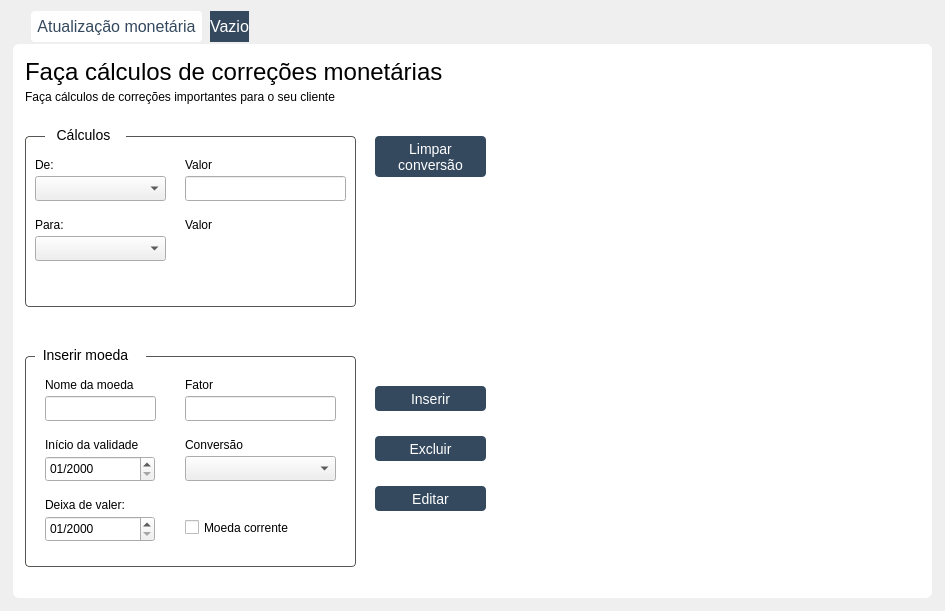
Old version of the form Telas/UI/ferramentasPage.ui in the repository newprev/PrevCliente.
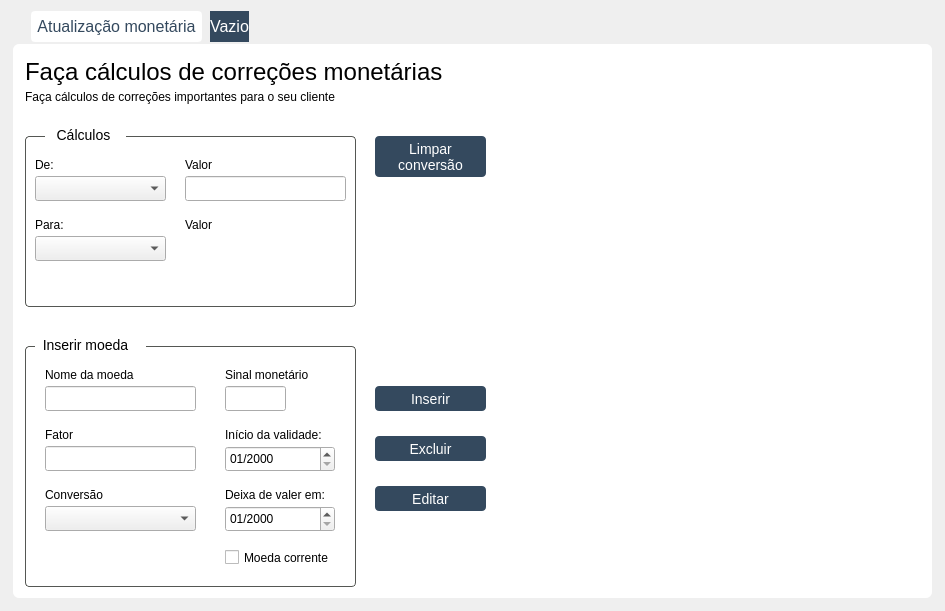
New version of the form.

The edit to the form file:
```diff
--- a/Telas/UI/ferramentasPage.ui
+++ b/Telas/UI/ferramentasPage.ui
@@ -368,9 +368,9 @@
        <property name="geometry">
         <rect>
          <x>10</x>
-         <y>310</y>
+         <y>300</y>
          <width>331</width>
-         <height>211</height>
+         <height>241</height>
         </rect>
        </property>
        <property name="styleSheet">
@@ -462,21 +462,21 @@
        <widget class="QLabel" name="lbInfoDataInicio">
         <property name="geometry">
          <rect>
-          <x>20</x>
+          <x>200</x>
           <y>80</y>
           <width>111</width>
           <height>17</height>
          </rect>
         </property>
         <property name="text">
-         <string>Início da validade</string>
+         <string>Início da validade:</string>
         </property>
        </widget>
        <widget class="QLabel" name="lbInfoFator">
         <property name="geometry">
          <rect>
-          <x>160</x>
-          <y>20</y>
+          <x>20</x>
+          <y>80</y>
           <width>64</width>
           <height>17</height>
          </rect>
@@ -488,8 +488,8 @@
        <widget class="QLineEdit" name="leFator">
         <property name="geometry">
          <rect>
-          <x>160</x>
-          <y>40</y>
+          <x>20</x>
+          <y>100</y>
           <width>151</width>
           <height>25</height>
          </rect>
@@ -498,8 +498,8 @@
        <widget class="QLabel" name="lbInfoConversao">
         <property name="geometry">
          <rect>
-          <x>160</x>
-          <y>80</y>
+          <x>20</x>
+          <y>140</y>
           <width>91</width>
           <height>17</height>
          </rect>
@@ -511,20 +511,20 @@
        <widget class="QLabel" name="lbInfoDataFim">
         <property name="geometry">
          <rect>
-          <x>20</x>
+          <x>200</x>
           <y>140</y>
           <width>111</width>
           <height>17</height>
          </rect>
         </property>
         <property name="text">
-         <string>Deixa de valer:</string>
+         <string>Deixa de valer em:</string>
         </property>
        </widget>
        <widget class="QDateEdit" name="dtDataInicio">
         <property name="geometry">
          <rect>
-          <x>20</x>
+          <x>200</x>
           <y>100</y>
           <width>110</width>
           <height>26</height>
@@ -537,7 +537,7 @@
        <widget class="QDateEdit" name="dtDataFim">
         <property name="geometry">
          <rect>
-          <x>20</x>
+          <x>200</x>
           <y>160</y>
           <width>110</width>
           <height>26</height>
@@ -565,7 +565,7 @@
          <rect>
           <x>20</x>
           <y>40</y>
-          <width>111</width>
+          <width>151</width>
           <height>25</height>
          </rect>
         </property>
@@ -576,8 +576,8 @@
        <widget class="QComboBox" name="cbxConversao">
         <property name="geometry">
          <rect>
-          <x>160</x>
-          <y>100</y>
+          <x>20</x>
+          <y>160</y>
           <width>151</width>
           <height>25</height>
          </rect>
@@ -586,8 +586,8 @@
        <widget class="QCheckBox" name="cbMoedaCorrente">
         <property name="geometry">
          <rect>
-          <x>160</x>
-          <y>160</y>
+          <x>200</x>
+          <y>200</y>
           <width>131</width>
           <height>23</height>
          </rect>
@@ -596,12 +596,38 @@
          <string>Moeda corrente</string>
         </property>
        </widget>
+       <widget class="QLineEdit" name="leSinal">
+        <property name="geometry">
+         <rect>
+          <x>200</x>
+          <y>40</y>
+          <width>61</width>
+          <height>25</height>
+         </rect>
+        </property>
+        <property name="text">
+         <string/>
+        </property>
+       </widget>
+       <widget class="QLabel" name="lbInfoSimbolo">
+        <property name="geometry">
+         <rect>
+          <x>200</x>
+          <y>20</y>
+          <width>131</width>
+          <height>17</height>
+         </rect>
+        </property>
+        <property name="text">
+         <string>Sinal monetário</string>
+        </property>
+       </widget>
       </widget>
       <widget class="QLabel" name="lbInfoInsereMoeda">
        <property name="geometry">
         <rect>
          <x>20</x>
-         <y>300</y>
+         <y>290</y>
          <width>111</width>
          <height>17</height>
         </rect>
```
